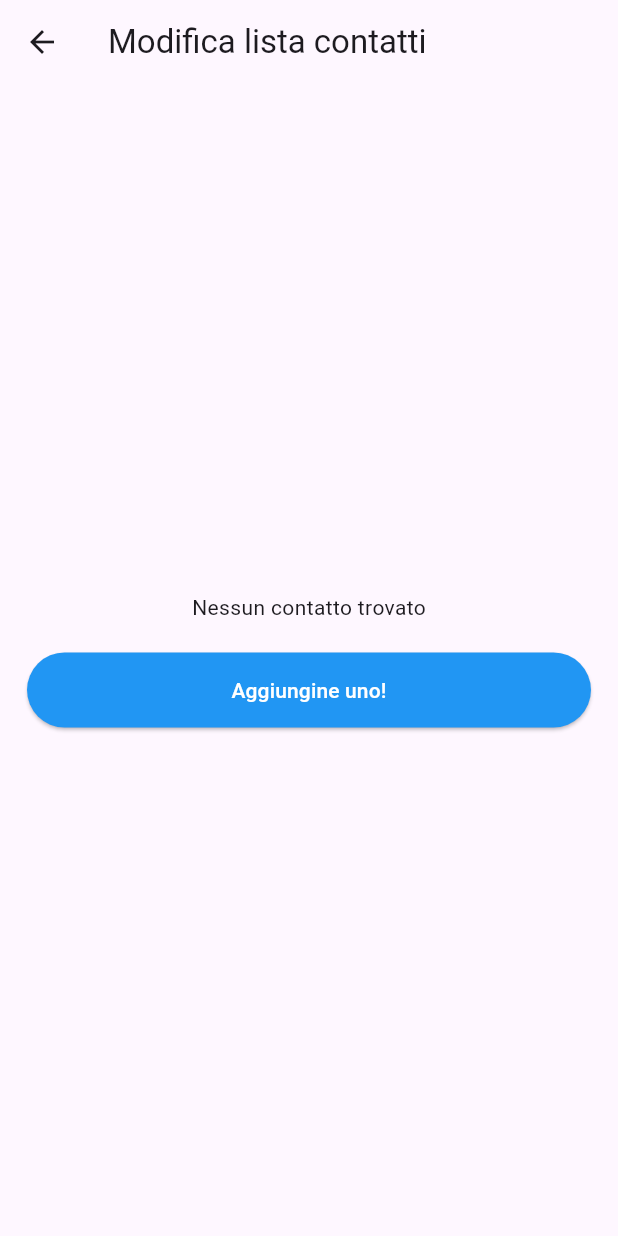
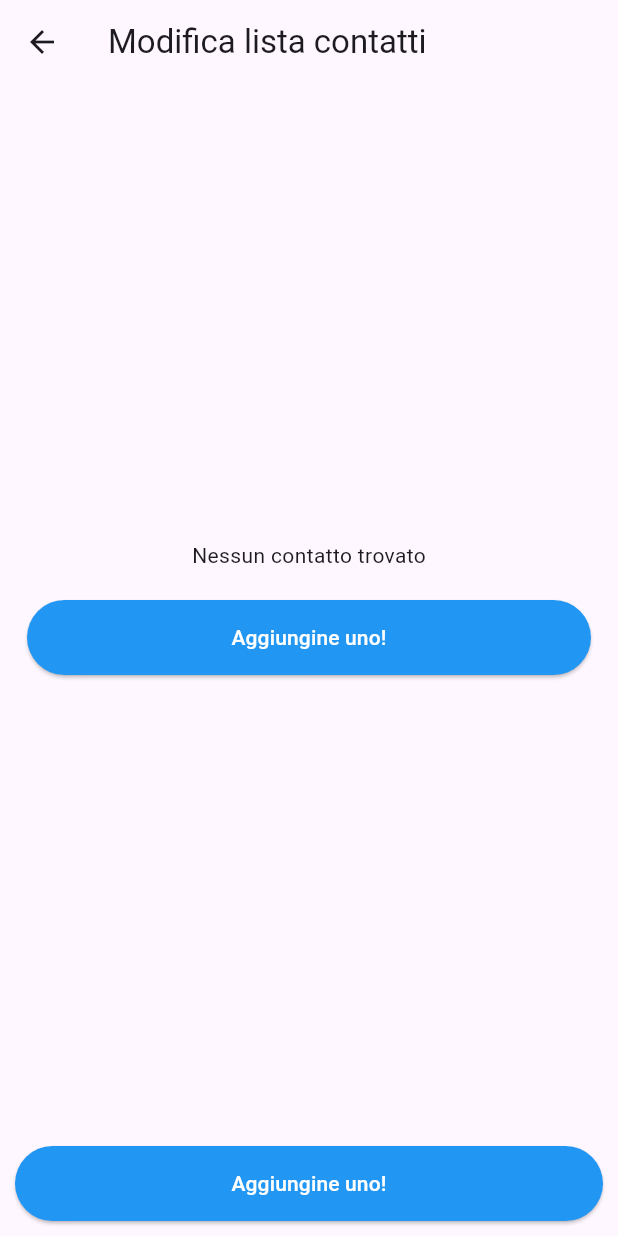
Before and after one commit to salvatorecalo/impaxt_alert, a Flutter app: the EditContactPage screen opened directly, on a phone screen of 412 x 824 dp. Run offline on Flutter 3.47's test engine with Material 3 defaults, Android fonts, the phone set to English and light mode, and no system bars; our stand-ins replace flutter_map, flutter_riverpod, flutter_tts, geolocator, latlong2 and 7 more; missing offline and left inert: dart:ffi; accounts and stored records are empty.

Commit message:
fix: fix incident card layout, add contact page layout

```diff
--- a/lib/logic/user_logic/auth_controller/auth_controller.dart
+++ b/lib/logic/user_logic/auth_controller/auth_controller.dart
@@ -48,7 +48,7 @@ class AuthController {
         for (var incident in incidents) {
           try {
             await supabase.from("incidents").insert({
-              "incident_uuid": incident['uuid'],
+              "uuid": incident['uuid'],
               "created_at": incident['created_at'],
               'x': incident['x'],
               'y': incident['y'],
--- a/lib/pages/home_page/pages/settings_page/pages/edit_contact_page/edit_contact_page.dart
+++ b/lib/pages/home_page/pages/settings_page/pages/edit_contact_page/edit_contact_page.dart
@@ -9,7 +9,8 @@ class EditContactPage extends ConsumerWidget {
   Widget build(BuildContext context, WidgetRef ref) {
     final contacts = ref.watch(contactsProvider);
 
-    return Scaffold(
+    return SafeArea(
+      child: Scaffold(
         appBar: AppBar(title: Text('Modifica lista contatti')),
         body: contacts.isEmpty
             ? Center(
@@ -38,12 +39,14 @@ class EditContactPage extends ConsumerWidget {
                     ),
                   ),
                 ),
-
               ],
             ),
           ),
         )
-          : ListView.builder(
+            : Column(
+              children: [
+                Expanded(
+                  child: ListView.builder(
                           itemCount: contacts.length,
                           itemBuilder: (context, index) {
                   final contact = contacts[index];
@@ -69,6 +72,29 @@ class EditContactPage extends ConsumerWidget {
                     ),
                   );
                           },
+                        ),
+                ),
+              ],
+            ),
+        bottomNavigationBar: Container(
+          margin: const EdgeInsets.all(10),
+          child: ElevatedButton(
+            style: ElevatedButton.styleFrom(
+              backgroundColor: blue,
+              minimumSize: Size(double.infinity, 50),
+            ),
+            onPressed: () {
+              _showAddDialog(context, ref);
+            },
+            child: Text(
+              "Aggiungine uno!",
+              textAlign: TextAlign.center,
+              style: TextStyle(
+                  color: white
+              ),
+            ),
+          ),
+        ),
       ),
     );
   }
--- a/lib/pages/login_page/login_page.dart
+++ b/lib/pages/login_page/login_page.dart
@@ -84,7 +84,10 @@ class _LoginPageState extends ConsumerState<LoginPage> {
                   backgroundColor: blue,
                 ),
                   child: Text(
-                      "Accedi"
+                      "Accedi",
+                    style: TextStyle(
+                      color: white,
+                    ),
                   ),
               ),
             ],
```
Also changed, not shown: lib/logic/incidents/crash_alert_page/crash_alert_page.dart (+13 -3 lines), lib/logic/incidents/incident_list_item./incident_list_item.dart (+19 -3 lines), lib/logic/incidents/incident_list_item./pages/flutter_map/flutter_map.dart (added, +51 -0 lines), lib/logic/incidents/incident_list_item./pages/incident_list_item_detail_page.dart (+29 -4 lines), lib/logic/incidents/model/incident/incident.dart (+10 -2 lines), lib/logic/incidents/provider/providers.dart (+58 -46 lines), pubspec.yaml (+23 -0 lines), images/impaxt_alert.png (added), pubspec.lock, 43 other files. Lines whose indentation alone changed are shown as unchanged.
